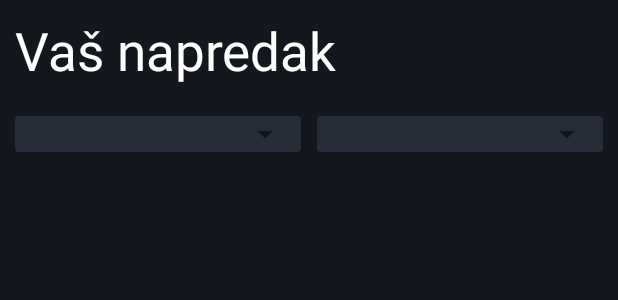
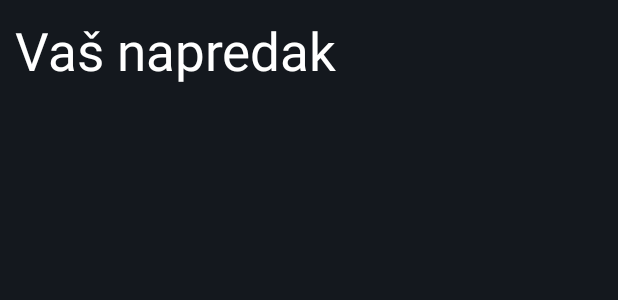
Before and after one commit to AndrejAntonic/RAMPU-projekt, an Android app: the layout fragment_progress.xml on its own in the app's theme, with its tools: preview values and no code run, on a phone screen of 412 x 824 dp. Shown: the top 300 px of the screen. Run offline under Robolectric (Android 15) with nearby library versions, the phone set to English and light mode, and no system bars.

```diff
--- a/Software/MyFitness/app/src/main/res/layout/fragment_exercises.xml
+++ b/Software/MyFitness/app/src/main/res/layout/fragment_exercises.xml
@@ -35,7 +35,7 @@
         android:onClick="onAddExerciseButtonClick"
         android:layout_marginBottom="10dp"
         android:layout_marginRight="10dp"
-        android:text="@string/add_done_exercise" />
+        android:text="@string/btn_add_done_exercise" />
 
 
     <androidx.recyclerview.widget.RecyclerView
--- a/Software/MyFitness/app/src/main/res/layout/fragment_progress.xml
+++ b/Software/MyFitness/app/src/main/res/layout/fragment_progress.xml
@@ -15,10 +15,42 @@
         android:textSize="35sp"
         android:padding="10dp"/>
 
+
     <LinearLayout
+        android:id="@+id/notice_progress_unavailable"
         android:layout_width="match_parent"
         android:layout_height="wrap_content"
         android:layout_margin="10dp"
+        android:orientation="vertical"
+        android:padding="10dp"
+        android:visibility="gone"
+        android:background="@color/bg_dark_2">
+
+
+        <TextView
+            android:layout_width="wrap_content"
+            android:layout_height="wrap_content"
+            android:textColor="@color/white"
+            android:text="@string/notice_message_progress_unavailable"
+            android:textSize="20sp"/>
+
+        <Button
+            android:layout_width="wrap_content"
+            android:layout_height="wrap_content"
+            android:backgroundTint="@color/accent_color"
+            android:textColor="@color/white"
+            android:padding="14dp"
+            android:layout_gravity="end"
+            android:text="@string/btn_add_done_exercise"/>
+    </LinearLayout>
+
+
+    <LinearLayout
+        android:id="@+id/chart_filter_container"
+        android:layout_width="match_parent"
+        android:layout_height="wrap_content"
+        android:layout_margin="10dp"
+        android:visibility="gone"
         android:orientation="horizontal">
 
         <androidx.cardview.widget.CardView
@@ -31,7 +63,7 @@
                 android:id="@+id/spinner_exercise_progress"
                 android:layout_width="match_parent"
                 android:layout_height="wrap_content"
-                android:padding="5dp"
+                android:padding="10dp"
                 />
         </androidx.cardview.widget.CardView>
 
@@ -46,7 +78,7 @@
                 android:id="@+id/spinner_exercise_period"
                 android:layout_width="match_parent"
                 android:layout_height="wrap_content"
-                android:padding="5dp"
+                android:padding="10dp"
 
                 />
         </androidx.cardview.widget.CardView>
@@ -56,30 +88,8 @@
         android:id="@+id/chart_container"
         android:layout_width="match_parent"
         android:layout_height="match_parent"
+        android:background="@color/bg_dark_2"
+        android:visibility="gone"
         android:layout_margin="10dp"/>
 
-
-    <!-- TODO: Update blank fragment layout -->
-<!--    <TextView-->
-<!--        android:layout_width="match_parent"-->
-<!--        android:layout_height="match_parent"-->
-<!--        android:text="Napredak"-->
-<!--        android:textColor="@color/white"-->
-<!--        android:textSize="25sp"-->
-<!--        android:padding="15dp"-->
-<!--        />-->
-
-<!--    <FrameLayout-->
-<!--        android:id="@+id/chart_container"-->
-<!--        android:layout_width="match_parent"-->
-<!--        android:layout_height="wrap_content"-->
-<!--        android:background="@color/bg_dark_2"-->
-<!--        android:padding="10dp"-->
-<!--        android:layout_marginStart="10dp"-->
-<!--        android:layout_marginEnd="10dp"-->
-<!--        android:layout_marginTop="10dp">-->
-<!--    </FrameLayout>-->
-
-
-
 </LinearLayout>
--- a/Software/MyFitness/app/src/main/res/values/strings.xml
+++ b/Software/MyFitness/app/src/main/res/values/strings.xml
@@ -23,7 +23,7 @@
     <string name="select_body_part">Select Body Part</string>
     <string name="addExercise">Dodaj vježbu</string>
     <string name="add">dodaj</string>
-    <string name="add_done_exercise">Napravljena vježba</string>
+    <string name="btn_add_done_exercise">Napravljena vježba</string>
     <string name="label_reps_input">Broj ponavljanja</string>
     <string name="label_broj_serija">Broj serija</string>
     <string name="label_unos_tezine">Kilaža (kg)</string>
@@ -65,5 +65,6 @@
     <string name="hint_email">Email</string>
     <string name="hint_username">Username</string>
     <string name="title_progress_fragment">Vaš napredak</string>
+    <string name="notice_message_progress_unavailable">Još nemate spremljenih podataka o treningu</string>
 
 </resources>
```
Also changed, not shown: Software/MyFitness/app/src/main/java/com/example/myfitness/charts/TestChart.kt (+4 -27 lines), Software/MyFitness/app/src/main/java/com/example/myfitness/fragments/ProgressFragment.kt (+19 -23 lines).
